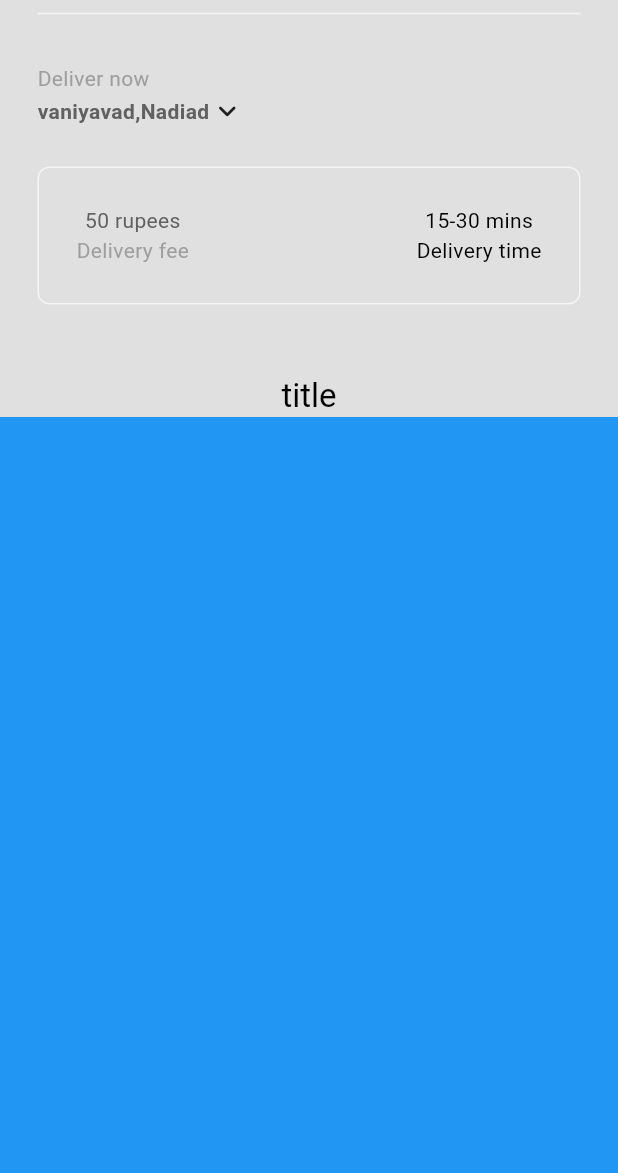
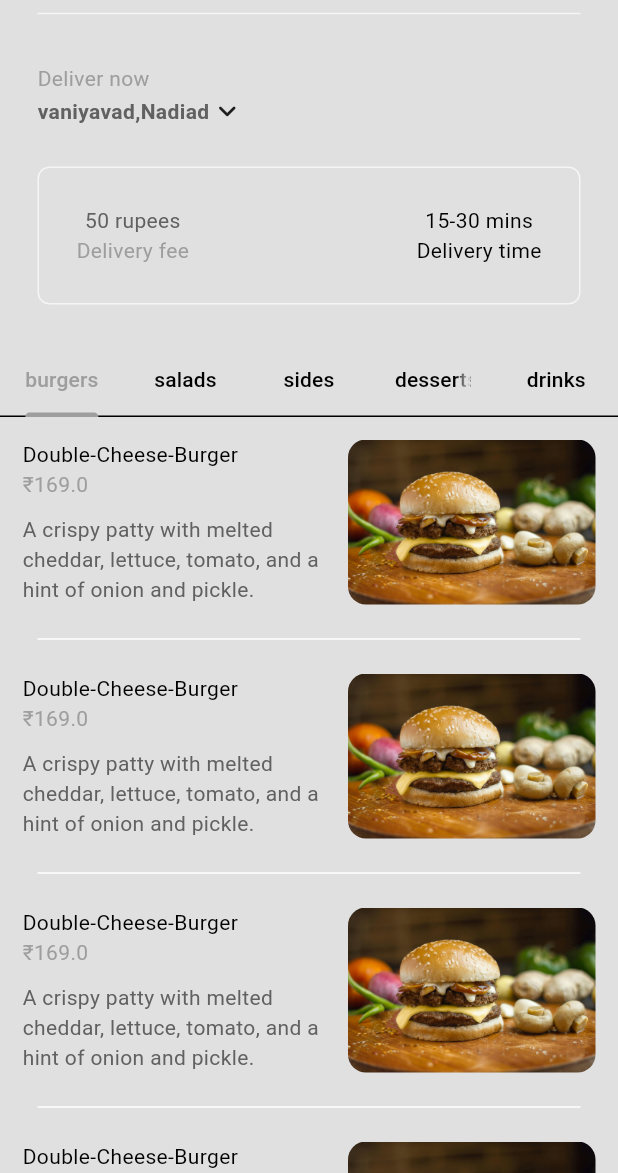
Before and after one commit to sahil16-12/Food-Delivery-App, a Flutter app: the screen it shows after launch, after a tap on "Sign in", on a phone screen of 412 x 824 dp, the part 63-1236 px from its top. Run offline on Flutter 3.47's test engine with Material 3 defaults, Android fonts, the phone set to English and light mode, and no system bars; missing offline and left inert: dart:ffi.

Commit message:
Added Tab-Bar

```diff
--- a/lib/components/my_current_location.dart
+++ b/lib/components/my_current_location.dart
@@ -8,9 +8,9 @@ class MyCurrentLocation extends StatelessWidget{
     showDialog(
         context: context,
         builder: (context)=>AlertDialog(
-          title: Text("Your Location"),
-          content: TextField(
-            decoration: const InputDecoration(hintText: "search Address..."),
+          title: const Text("Your Location"),
+          content: const TextField(
+            decoration: InputDecoration(hintText: "search Address..."),
           ),
           actions: [
 
@@ -55,7 +55,7 @@ class MyCurrentLocation extends StatelessWidget{
                     ),
                 ),
                 //drop down menu
-                Icon(Icons.keyboard_arrow_down_rounded),
+                const Icon(Icons.keyboard_arrow_down_rounded),
               ]
             )
           ),
--- /dev/null
+++ b/lib/components/my_food_tile.dart
@@ -0,0 +1,65 @@
+import 'package:flutter/material.dart';
+
+import '../models/food.dart';
+
+class FoodTile extends StatelessWidget {
+
+  final Food food;
+
+  final void Function()? onTap;
+  const FoodTile({
+    super.key,
+    required this.food,
+    required this.onTap,
+  });
+
+  @override
+  Widget build(BuildContext context) {
+    return Column(
+      children: [
+        GestureDetector(
+          onTap: onTap,
+          child: Padding(
+            padding: const EdgeInsets.all(15.0),
+            child: Row(
+              children: [
+                Expanded(
+                    child: Column(
+                      crossAxisAlignment: CrossAxisAlignment.start,
+                      children: [
+                        Text(food.name),
+                        Text('\₹'+food.price.toString(),
+                        style: TextStyle(
+                          color: Theme.of(context).colorScheme.primary,
+                        ),
+                        ),
+                        const SizedBox(height: 10,),
+                        Text(food.description,
+                        style: TextStyle(
+                          color: Theme.of(context).colorScheme.inversePrimary,
+                        ),
+                        ),
+                      ],
+                    ),
+                ),
+
+                const SizedBox(width: 19),
+
+                ClipRRect(
+                    borderRadius: BorderRadius.circular(12),
+                    child: Image.asset(food.imagePath,height: 110,
+                    ),
+                ),
+              ],
+            ),
+          ),
+        ),
+        Divider(
+          color: Theme.of(context).colorScheme.tertiary,
+          endIndent: 25,
+          indent: 25,
+        )
+      ],
+    );
+  }
+}
--- /dev/null
+++ b/lib/components/my_tab_bar.dart
@@ -0,0 +1,32 @@
+import 'dart:ffi';
+
+import 'package:flutter/material.dart';
+import 'package:flutterproject/models/food.dart';
+
+class MyTabBar extends StatelessWidget {
+
+  final TabController tabController;
+
+  const MyTabBar({
+    super.key,
+    required this.tabController,
+  });
+
+  List<Tab> _buildCategoryTabs(){
+    return FoodCategory.values.map((category){
+      return Tab(
+        text: category.toString().split('.').last,
+      );
+    }).toList();
+  }
+
+  @override
+  Widget build(BuildContext context) {
+    return Container(
+      child: TabBar(
+        controller: tabController,
+        tabs: _buildCategoryTabs(),
+      ),
+    );
+  }
+}
--- a/lib/main.dart
+++ b/lib/main.dart
@@ -1,11 +1,18 @@
 import 'package:flutter/material.dart';
 import 'package:flutterproject/auth/login_or_register.dart';
+import 'package:flutterproject/models/restaurant.dart';
 import 'package:flutterproject/themes/theme_provider.dart';
 import 'package:provider/provider.dart';
 void main() {
   runApp(
-    ChangeNotifierProvider(
-        create: (context) => ThemeProvider(),
+    MultiProvider(providers: [
+      //theme provider
+      ChangeNotifierProvider(create: (context) => ThemeProvider()),
+
+      //restaurant provider
+      ChangeNotifierProvider(create: (context) => Restaurant()),
+
+    ],
     child: const MyApp(),
     ),
   );
--- /dev/null
+++ b/lib/models/food.dart
@@ -0,0 +1,38 @@
+class Food{
+  final String name;
+  final String description;
+  final String imagePath;
+  final double price;
+  final FoodCategory category;
+  List<Addon> availableAddons;
+
+  Food({
+    required this.name,
+    required this.description,
+    required this.imagePath,
+    required this.price,
+    required this.category,
+    required this.availableAddons,
+  });
+}
+
+//Food category
+enum FoodCategory {
+  burgers,
+  salads,
+  sides,
+  desserts,
+  drinks,
+}
+
+// food addons
+
+class Addon{
+  String name;
+  double price;
+
+  Addon({
+    required this.name,
+    required this.price,
+  });
+}
--- /dev/null
+++ b/lib/models/restaurant.dart
@@ -0,0 +1,106 @@
+import 'package:flutter/cupertino.dart';
+import 'package:provider/provider.dart';
+
+import 'food.dart';
+
+class Restaurant extends ChangeNotifier{
+
+  final List<Food> _menu = [
+    //burgers
+    Food(
+      name: "Double-Cheese-Burger",
+      description: "A crispy patty with melted cheddar, lettuce, tomato, and a hint of onion and pickle.",
+      imagePath: "lib/images/double-cheese-burger.jpg",
+      price: 169,
+      category: FoodCategory.burgers,
+      availableAddons: [
+        Addon(name: "Extra Cheese", price: 30),
+        Addon(name: "Patty", price: 60),
+
+      ],
+    ),
+    Food(
+      name: "Double-Cheese-Burger",
+      description: "A crispy patty with melted cheddar, lettuce, tomato, and a hint of onion and pickle.",
+      imagePath: "lib/images/double-cheese-burger.jpg",
+      price: 169,
+      category: FoodCategory.burgers,
+      availableAddons: [
+        Addon(name: "Extra Cheese", price: 30),
+        Addon(name: "Patty", price: 60),
+
+      ],
+    ),
+    Food(
+      name: "Double-Cheese-Burger",
+      description: "A crispy patty with melted cheddar, lettuce, tomato, and a hint of onion and pickle.",
+      imagePath: "lib/images/double-cheese-burger.jpg",
+      price: 169,
+      category: FoodCategory.burgers,
+      availableAddons: [
+        Addon(name: "Extra Cheese", price: 30),
+        Addon(name: "Patty", price: 60),
+
+      ],
+    ),
+    Food(
+      name: "Double-Cheese-Burger",
+      description: "A crispy patty with melted cheddar, lettuce, tomato, and a hint of onion and pickle.",
+      imagePath: "lib/images/double-cheese-burger.jpg",
+      price: 169,
+      category: FoodCategory.burgers,
+      availableAddons: [
+        Addon(name: "Extra Cheese", price: 30),
+        Addon(name: "Patty", price: 60),
+
+      ],
+    ),
+    Food(
+      name: "Double-Cheese-Burger",
+      description: "A crispy patty with melted cheddar, lettuce, tomato, and a hint of onion and pickle.",
+      imagePath: "lib/images/double-cheese-burger.jpg",
+      price: 169,
+      category: FoodCategory.burgers,
+      availableAddons: [
+        Addon(name: "Extra Cheese", price: 30),
+        Addon(name: "Patty", price: 60),
+
+      ],
+    ),
+
+    //pizzas
+
+    //salads
+
+    //drinks
+
+    //sides
+
+
+
+  ];
+/* G E T T E R S*/
+List<Food> get menu => _menu;
+
+
+/* OPERATIONS*/
+//add to cart
+
+//remove from cart
+
+//get total price from cart
+
+//get total number of items in cart
+
+//clear cart
+
+
+/* HELPERS*/
+
+//generate a receipt
+
+//format double value into money
+
+//format list of addons into string summary
+
+}
--- a/lib/pages/home_page.dart
+++ b/lib/pages/home_page.dart
@@ -1,30 +1,82 @@
 import 'package:flutter/material.dart';
 import 'package:flutterproject/components/my_current_location.dart';
 import 'package:flutterproject/components/my_description_box.dart';
+import 'package:flutterproject/components/my_food_tile.dart';
 import 'package:flutterproject/components/my_sliver_app_bar.dart';
+import 'package:flutterproject/models/food.dart';
+import 'package:flutterproject/models/restaurant.dart';
+import 'package:provider/provider.dart';
 import '../components/my_current_location.dart';
 import '../components/my_drawer.dart';
+import '../components/my_tab_bar.dart';
+
 class HomePage extends StatefulWidget{
   const HomePage({super.key});
 
   @override
-  State<HomePage> createState()=>_HomePageState();
+  State<HomePage> createState() => _HomePageState();
 }
 
-class _HomePageState extends State<HomePage>{
+class _HomePageState extends State<HomePage> with SingleTickerProviderStateMixin{
+  late TabController _tabController;
+
   @override
-  Widget build(BuildContext context)
-  {
+  void initState() {
+    // TODO: implement initState
+    super.initState();
+    _tabController = TabController(length: FoodCategory.values.length, vsync: this);
+  }
+
+  @override
+  void dispose() {
+    _tabController.dispose();
+    super.dispose();
+  }
+
+  //sort  out and return a list of food items that belong to a specific caategory
+  List<Food> _filterMenuByCategory(FoodCategory category, List<Food> fullMenu){
+    return fullMenu.where((food) => food.category == category).toList();
+  }
+
+  // return list of foods in given category
+
+  List<Widget> getFoodInThisCategory(List<Food> fullMenu) {
+    return FoodCategory.values.map((category) {
+      //get category menu
+      List<Food> categoryMenu = _filterMenuByCategory(category, fullMenu);
+
+      return ListView.builder(
+        itemCount: categoryMenu.length,
+        physics: const NeverScrollableScrollPhysics(),
+        padding: EdgeInsets.zero,
+        itemBuilder: (context,index){
+          final food = categoryMenu[index];
+
+          return FoodTile(
+              food: food,
+              onTap: () {}
+          );
+        },
+      );
+    }).toList();
+  }
+
+  @override
+  Widget build(BuildContext context) {
     return Scaffold(
       drawer: const MyDrawer(),
       body: NestedScrollView(
-          headerSliverBuilder: (context, innerBoxIsScrolled)=>[
+        headerSliverBuilder: (context, innerBoxIsScrolled) => [
           MySliverAppBar(
-                title: Text('title'),
+            title: MyTabBar(tabController: _tabController),
             child: Column(
               mainAxisAlignment: MainAxisAlignment.end,
               children: [
-                    Divider(indent: 25,endIndent: 25, color: Theme.of(context).colorScheme.secondary,),
+                Divider(
+                  indent: 25,
+                  endIndent: 25,
+                  color: Theme.of(context).colorScheme.secondary,
+                ),
 
                 //my current location
                 const MyCurrentLocation(),
@@ -34,9 +86,12 @@ class _HomePageState extends State<HomePage>{
             ),
           ),
         ],
-          body: Container(color: Colors.blue),
+        body: Consumer<Restaurant>(builder: (context,restaurant,child) => TabBarView(
+            controller: _tabController,
+            children: getFoodInThisCategory(restaurant.menu),
+        ),
+        ),
       ),
     );
-
   }
 }
--- a/pubspec.yaml
+++ b/pubspec.yaml
@@ -58,9 +58,9 @@ flutter:
   # the material Icons class.
   uses-material-design: true
 
-  # To add assets to your application, add an assets section, like this:
-  # assets:
-  #   - images/a_dot_burr.jpeg
+    # To add assets to your application, add an assets section, like this:
+  assets:
+    - lib/images/
   #   - images/a_dot_ham.jpeg
 
   # An image asset can refer to one or more resolution-specific "variants", see
```
Also changed, not shown: lib/images/double-cheese-burger.jpg (added). Lines whose indentation alone changed are shown as unchanged.
